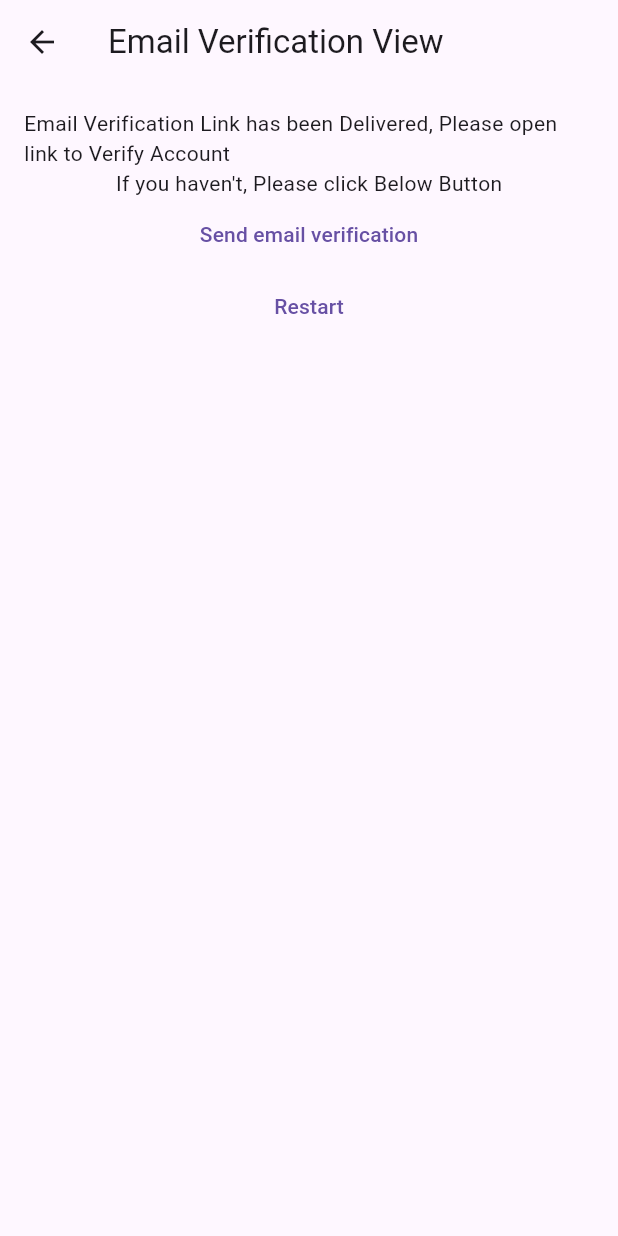
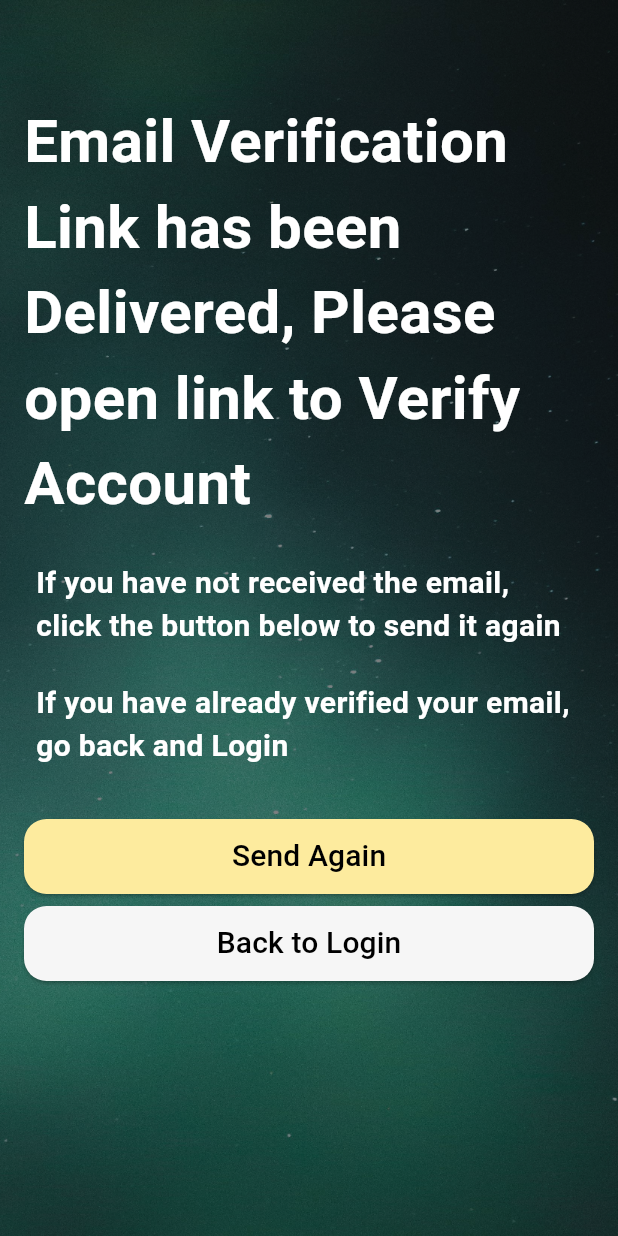
Before and after one commit to Devsonar19/My-Notes, a Flutter app: the VerifyEmailView screen opened directly, on a phone screen of 412 x 824 dp. Run offline on Flutter 3.47's test engine with Material 3 defaults, Android fonts, the phone set to English and light mode, and no system bars; our stand-ins replace bloc, cloud_firestore, equatable, firebase_auth, firebase_core, flutter_bloc and 3 more; accounts and stored records are empty; Roboto replaces fonts that are missing (Handlee).

Commit message:
improved verify email view, better ui and buttons, more clear instructions

```diff
--- a/test_application/lib/views/verify_email_view.dart
+++ b/test_application/lib/views/verify_email_view.dart
@@ -1,5 +1,8 @@
 import 'package:flutter/material.dart';
+import 'package:flutter/services.dart';
 import 'package:flutter_bloc/flutter_bloc.dart';
+import 'package:google_fonts/google_fonts.dart';
+import 'package:hexcolor/hexcolor.dart';
 import 'package:test_application/constants/routes.dart';
 import 'package:test_application/services/auth/auth_service.dart';
 
@@ -17,32 +20,123 @@ class VerifyEmailView extends StatefulWidget {
 class _VerifyEmailViewState extends State<VerifyEmailView> {
   @override
   Widget build(BuildContext context) {
-    return Scaffold(
-      appBar: AppBar(
-        title: const Text('Email Verification View'),
+    return AnnotatedRegion<SystemUiOverlayStyle>(
+        value: const SystemUiOverlayStyle(
+          statusBarIconBrightness: Brightness.light,
         ),
+        child:
+          Stack(
+            children: [
+                Positioned.fill(
+                child: Image.asset(
+                    'assets/images/verify_email_view_background.jpg',
+                    fit: BoxFit.cover
+                  ),
+                ),
+                Positioned.fill(
+                child: Container(
+                color: Colors.black.withValues(alpha: 0.5),
+                  ),
+                ),
+              Scaffold(
+                resizeToAvoidBottomInset: true,
+                backgroundColor: Colors.transparent,
               body: Padding(
                 padding: const EdgeInsets.all(16.0),
-        child: Column(children: [
-          const Text("Email Verification Link has been Delivered, Please open link to Verify Account"),
-          const Text("If you haven't, Please click Below Button"),
-          TextButton(onPressed: ()  {
+                child: SingleChildScrollView(
+                  child: Column(
+                    children: [
+                      SizedBox(
+                        height: 350,
+                        width: double.infinity,
+                        child: Padding(
+                          padding: const EdgeInsets.only(top: 50),
+                          child: Text(
+                              "Email Verification Link has been Delivered, Please open link to Verify Account",
+                              style: GoogleFonts.ooohBaby(
+                                fontWeight: FontWeight.bold,
+                                fontSize: 40,
+                                color: Colors.white,
+                              ),
+                          ),
+                        ),
+                      ),
+                      SizedBox(
+                          height: 80.0,
+                          width: double.infinity,
+                        child: Padding(
+                          padding: const EdgeInsets.all(8.0),
+                          child: Text(
+                              'If you have not received the email, click the button below to send it again',
+                              style: GoogleFonts.handlee(
+                                  fontWeight: FontWeight.bold,
+                                  fontSize: 20,
+                                  color: Colors.white
+                              )
+                          ),
+                        ),
+                      ),
+                      SizedBox(
+                        height: 80.0,
+                        width: double.infinity,
+                        child: Padding(
+                          padding: const EdgeInsets.all(8.0),
+                          child: Text(
+                              'If you have already verified your email, go back and Login',
+                              style: GoogleFonts.handlee(
+                                  fontWeight: FontWeight.bold,
+                                  fontSize: 20,
+                                  color: Colors.white
+                              )
+                          ),
+                        ),
+                      ),
+                    const SizedBox(height: 20.0),
+                    SizedBox(
+                      width: double.infinity,
+                      height: 50,
+                      child: ElevatedButton(
+                        style: TextButton.styleFrom(
+                            foregroundColor: Colors.black,
+                            backgroundColor: HexColor('FDEB9E'),
+                          shape: RoundedRectangleBorder(
+                            borderRadius: BorderRadius.circular(15),
+                          ),
+                        ),
+                        onPressed: ()  {
                         context.read<AuthBloc>().add(
                             const AuthEventSendEmailVerification(),
                         );
-          }, child: const Text('Send email verification')
+                      }, child: const Text('Send Again', style: TextStyle(fontSize: 20))
                       ),
-          TextButton(
+                    ),
+                    const SizedBox(height: 8.0),
+                    SizedBox(
+                      width: double.infinity,
+                      height: 50,
+                      child: ElevatedButton(
+                        style: TextButton.styleFrom(
+                          foregroundColor: Colors.black,
+                          backgroundColor: HexColor('F6F6F6'),
+                          shape: RoundedRectangleBorder(
+                            borderRadius: BorderRadius.circular(15),
+                          ),
+                        ),
                           onPressed: () async{
                             context.read<AuthBloc>().add(
                                 const AuthEventLogOut(),
                             );
                           },
-              child: const Text('Restart'),
+                          child: const Text('Back to Login', style: TextStyle(fontSize: 20)),
+                      ),
                     )
                   ],
                   ),
                 ),
+              ),
+              ),
+            ],
+          ),
     );
   }
 }
--- a/test_application/pubspec.yaml
+++ b/test_application/pubspec.yaml
@@ -57,3 +57,4 @@ flutter:
     - assets/images/login_view_background.jpg
     - assets/images/register_view_background.jpg
     - assets/images/forgot_password_view_background.jpg
+    - assets/images/verify_email_view_background.jpg
```
Also changed, not shown: test_application/assets/images/verify_email_view_background.jpg (added). Lines whose indentation alone changed are shown as unchanged.
